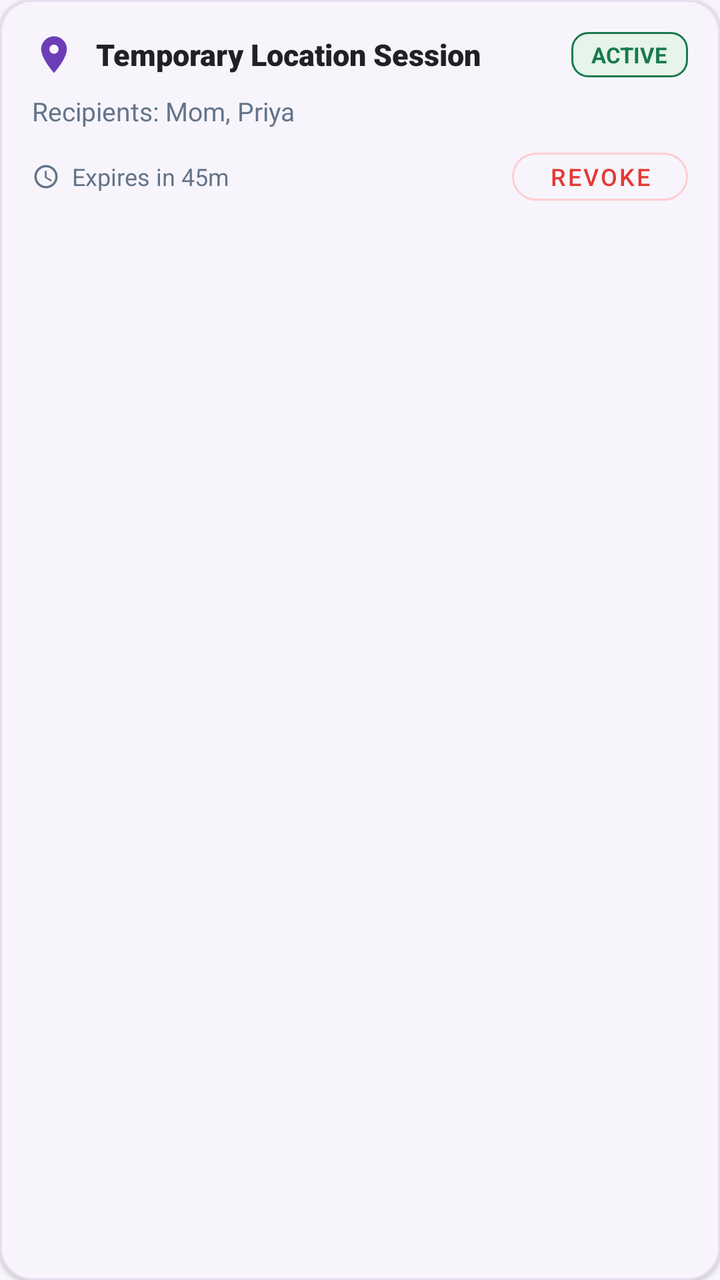
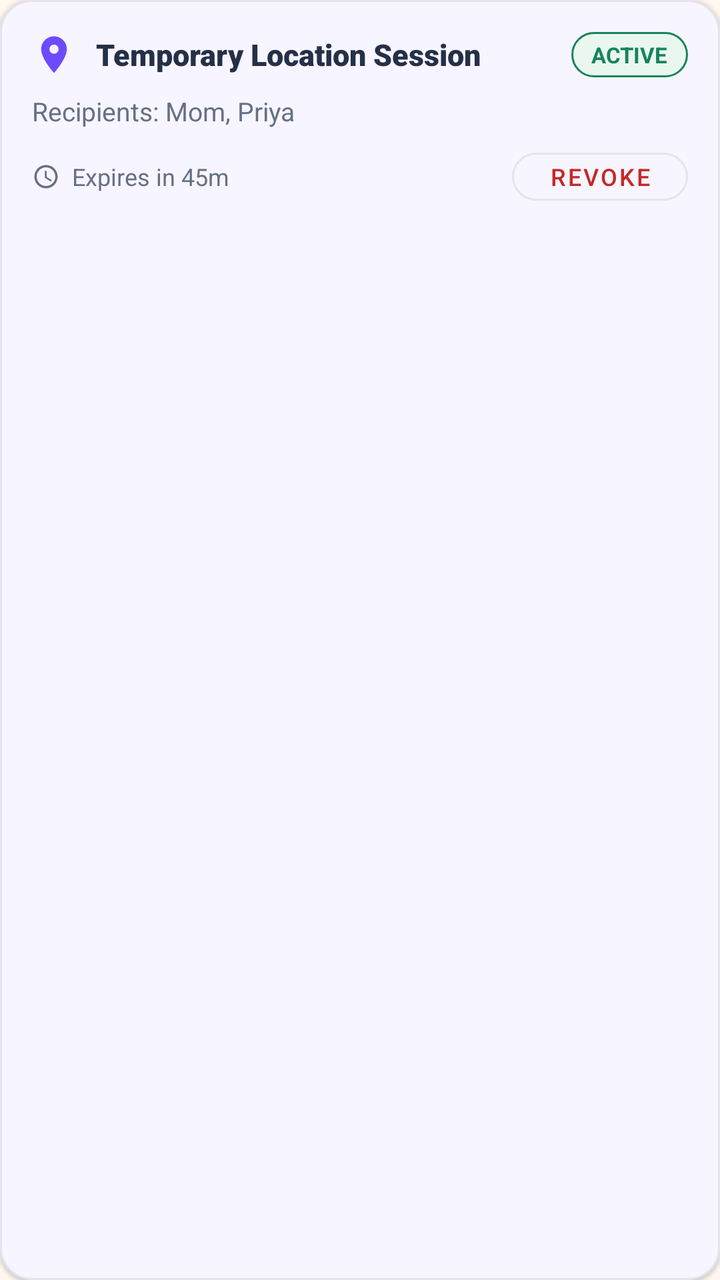

Screens rendered from an Android XML layout before and after an edit, with the pre-edit source and the edit as a unified diff.
<!-- AndroidManifest.xml: application theme Theme.EmpowHer -->
<!-- res/layout/item_sharing_session.xml -->
<?xml version="1.0" encoding="utf-8"?>
<com.google.android.material.card.MaterialCardView
    xmlns:android="http://schemas.android.com/apk/res/android"
    xmlns:app="http://schemas.android.com/apk/res-auto"
    xmlns:tools="http://schemas.android.com/tools"
    android:layout_width="match_parent"
    android:layout_height="wrap_content"
    android:layout_marginHorizontal="16dp"
    android:layout_marginVertical="6dp"
    app:cardBackgroundColor="@color/white"
    app:cardCornerRadius="16dp"
    app:cardElevation="1dp"
    app:strokeColor="@color/subtle_border"
    app:strokeWidth="1dp">

    <LinearLayout
        android:layout_width="match_parent"
        android:layout_height="wrap_content"
        android:orientation="vertical"
        android:padding="16dp">

        <LinearLayout
            android:layout_width="match_parent"
            android:layout_height="wrap_content"
            android:gravity="center_vertical"
            android:orientation="horizontal">

            <ImageView
                android:layout_width="22dp"
                android:layout_height="22dp"
                android:src="@drawable/ic_location_pin"
                app:tint="@color/deep_purple"
                tools:ignore="ContentDescription" />

            <TextView
                android:id="@+id/tv_session_title"
                android:layout_width="0dp"
                android:layout_height="wrap_content"
                android:layout_marginStart="10dp"
                android:layout_weight="1"
                android:fontFamily="sans-serif-black"
                android:text="Temporary Location Session"
                android:textColor="@color/text_primary"
                android:textSize="15sp" />

            <TextView
                android:id="@+id/tv_session_status"
                android:layout_width="wrap_content"
                android:layout_height="wrap_content"
                android:background="@drawable/badge_safe"
                android:paddingHorizontal="10dp"
                android:paddingVertical="4dp"
                android:text="ACTIVE"
                android:textColor="@color/safe_green"
                android:textSize="11sp"
                android:textStyle="bold" />

        </LinearLayout>

        <TextView
            android:id="@+id/tv_session_recipients"
            android:layout_width="match_parent"
            android:layout_height="wrap_content"
            android:layout_marginTop="8dp"
            android:fontFamily="sans-serif"
            android:text="Recipients: Mom, Priya"
            android:textColor="@color/text_secondary"
            android:textSize="13sp" />

        <LinearLayout
            android:layout_width="match_parent"
            android:layout_height="wrap_content"
            android:layout_marginTop="6dp"
            android:gravity="center_vertical"
            android:orientation="horizontal">

            <ImageView
                android:layout_width="14dp"
                android:layout_height="14dp"
                android:src="@drawable/ic_time"
                app:tint="@color/text_secondary"
                tools:ignore="ContentDescription" />

            <TextView
                android:id="@+id/tv_session_expiry"
                android:layout_width="0dp"
                android:layout_height="wrap_content"
                android:layout_marginStart="6dp"
                android:layout_weight="1"
                android:fontFamily="sans-serif"
                android:text="Expires in 45m"
                android:textColor="@color/text_secondary"
                android:textSize="12sp" />

            <com.google.android.material.button.MaterialButton
                android:id="@+id/btn_revoke_session"
                style="@style/Widget.MaterialComponents.Button.OutlinedButton"
                android:layout_width="wrap_content"
                android:layout_height="36dp"
                android:paddingHorizontal="12dp"
                android:paddingVertical="0dp"
                android:text="Revoke"
                android:textColor="#E53935"
                android:textSize="12sp"
                app:cornerRadius="18dp"
                app:strokeColor="#FFCDD2" />

        </LinearLayout>

    </LinearLayout>

</com.google.android.material.card.MaterialCardView>
<!-- resources referenced by this layout -->
<resources>
  <color name="deep_purple">#6D3DB8</color>
  <color name="safe_green">#18794E</color>
  <color name="subtle_border">#E7DDF3</color>
  <color name="text_primary">#202124</color>
  <color name="text_secondary">#64748B</color>
  <color name="white">#FFFFFF</color>
  <!-- drawable badge_safe (drawable) -->
  <?xml version="1.0" encoding="utf-8"?>
  <shape xmlns:android="http://schemas.android.com/apk/res/android"
      android:shape="rectangle">
      <solid android:color="@color/status_safe_bg" />
      <stroke
          android:width="1dp"
          android:color="@color/status_safe" />
      <corners android:radius="8dp" />
  </shape>
  <!-- drawable ic_location_pin (drawable) -->
  <vector xmlns:android="http://schemas.android.com/apk/res/android"
      android:width="24dp"
      android:height="24dp"
      android:viewportWidth="24"
      android:viewportHeight="24">
      <path
          android:fillColor="#FF6D3DB8"
          android:pathData="M12,2C8.13,2 5,5.13 5,9c0,5.25 7,13 7,13s7,-7.75 7,-13c0,-3.87 -3.13,-7 -7,-7zm0,9.5c-1.38,0 -2.5,-1.12 -2.5,-2.5s1.12,-2.5 2.5,-2.5 2.5,1.12 2.5,2.5 -1.12,2.5 -2.5,2.5z" />
  </vector>
  <!-- drawable ic_time (drawable) -->
  <vector xmlns:android="http://schemas.android.com/apk/res/android"
      android:width="24dp"
      android:height="24dp"
      android:viewportWidth="24"
      android:viewportHeight="24">
      <path
          android:fillColor="#FF64748B"
          android:pathData="M11.99,2C6.47,2 2,6.48 2,12s4.47,10 9.99,10C17.52,22 22,17.52 22,12S17.52,2 11.99,2zM12,20c-4.42,0 -8,-3.58 -8,-8s3.58,-8 8,-8 8,3.58 8,8 -3.58,8 -8,8zm0.5,-13H11v6l5.25,3.15 0.75,-1.23 -4.5,-2.67z" />
  </vector>
  <style name="Theme.EmpowHer" parent="Base.Theme.EmpowHer" />
  <color name="status_safe_bg">#E6F4EA</color>
  <color name="status_safe">#18794E</color>
  <style name="Base.Theme.EmpowHer" parent="Theme.Material3.DayNight.NoActionBar">
          <item name="colorPrimary">@color/deep_purple</item>
          <item name="colorOnPrimary">@color/white</item>
          <item name="colorSecondary">@color/deep_purple</item>
          <item name="colorSurface">@color/woshield_card_bg</item>
          <item name="android:windowBackground">@color/woshield_bg</item>
          <item name="android:statusBarColor">@color/dark_purple</item>
      </style>
  <color name="woshield_card_bg">#FFFFFF</color>
  <color name="woshield_bg">#F8F6FC</color>
  <color name="dark_purple">#382253</color>
</resources>

<!-- the commit's change to res/layout/item_sharing_session.xml (unified diff, before → after) -->
@@ -100,10 +100,10 @@
                 android:paddingHorizontal="12dp"
                 android:paddingVertical="0dp"
                 android:text="Revoke"
-                android:textColor="#E53935"
+                android:textColor="@color/critical_red"
                 android:textSize="12sp"
                 app:cornerRadius="18dp"
-                app:strokeColor="#FFCDD2" />
+                app:strokeColor="@color/subtle_border" />
 
         </LinearLayout>
 
<!-- resource entries referenced after the edit -->
@@ -1,10 +1,11 @@
 <!-- resources referenced by this layout -->
 <resources>
-  <color name="deep_purple">#6D3DB8</color>
-  <color name="safe_green">#18794E</color>
-  <color name="subtle_border">#E7DDF3</color>
-  <color name="text_primary">#202124</color>
-  <color name="text_secondary">#64748B</color>
+  <color name="critical_red">#C62828</color>
+  <color name="deep_purple">#6D4AFF</color>
+  <color name="safe_green">#16845B</color>
+  <color name="subtle_border">#E7E2EC</color>
+  <color name="text_primary">#243047</color>
+  <color name="text_secondary">#667085</color>
   <color name="white">#FFFFFF</color>
   <!-- drawable badge_safe (drawable) -->
   <?xml version="1.0" encoding="utf-8"?>
@@ -14,7 +15,7 @@
       <stroke
           android:width="1dp"
           android:color="@color/status_safe" />
-      <corners android:radius="8dp" />
+      <corners android:radius="20dp" />
   </shape>
   <!-- drawable ic_location_pin (drawable) -->
   <vector xmlns:android="http://schemas.android.com/apk/res/android"
@@ -37,18 +38,29 @@
           android:pathData="M11.99,2C6.47,2 2,6.48 2,12s4.47,10 9.99,10C17.52,22 22,17.52 22,12S17.52,2 11.99,2zM12,20c-4.42,0 -8,-3.58 -8,-8s3.58,-8 8,-8 8,3.58 8,8 -3.58,8 -8,8zm0.5,-13H11v6l5.25,3.15 0.75,-1.23 -4.5,-2.67z" />
   </vector>
   <style name="Theme.EmpowHer" parent="Base.Theme.EmpowHer" />
-  <color name="status_safe_bg">#E6F4EA</color>
-  <color name="status_safe">#18794E</color>
+  <color name="status_safe_bg">#EAF7EE</color>
+  <color name="status_safe">#16845B</color>
   <style name="Base.Theme.EmpowHer" parent="Theme.Material3.DayNight.NoActionBar">
-          <item name="colorPrimary">@color/deep_purple</item>
+          <item name="colorPrimary">@color/royal_violet</item>
           <item name="colorOnPrimary">@color/white</item>
-          <item name="colorSecondary">@color/deep_purple</item>
+          <item name="colorSecondary">@color/royal_violet</item>
           <item name="colorSurface">@color/woshield_card_bg</item>
           <item name="android:windowBackground">@color/woshield_bg</item>
-          <item name="android:statusBarColor">@color/dark_purple</item>
+          <item name="android:statusBarColor">@color/woshield_bg</item>
+          <item name="android:windowLightStatusBar" tools:targetApi="m">true</item>
+          <item name="materialCardViewStyle">@style/Widget.Woshield.Card</item>
       </style>
+  <color name="royal_violet">#6D4AFF</color>
   <color name="woshield_card_bg">#FFFFFF</color>
-  <color name="woshield_bg">#F8F6FC</color>
-  <color name="dark_purple">#382253</color>
+  <color name="woshield_bg">#FFF7F0</color>
+  <style name="Widget.Woshield.Card" parent="Widget.Material3.CardView.Elevated">
+          <item name="cardCornerRadius">@dimen/radius_card</item>
+          <item name="cardElevation">@dimen/elevation_card</item>
+          <item name="strokeWidth">1dp</item>
+          <item name="strokeColor">@color/subtle_border</item>
+          <item name="cardBackgroundColor">@color/woshield_card_bg</item>
+      </style>
+  <dimen name="radius_card">16dp</dimen>
+  <dimen name="elevation_card">2dp</dimen>
 </resources>
 
